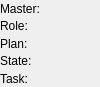
The window that alica_client/src/alica/AlicaWidget.ui (dasys-lab/alica-essentials) describes before a commit, drawn with Qt 5.
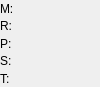
The same window after the commit.

What changed in the file:
```diff
--- a/alica_client/src/alica/AlicaWidget.ui
+++ b/alica_client/src/alica/AlicaWidget.ui
@@ -21,13 +21,13 @@
   </property>
   <property name="minimumSize">
    <size>
-    <width>50</width>
+    <width>100</width>
     <height>50</height>
    </size>
   </property>
   <property name="maximumSize">
    <size>
-    <width>300</width>
+    <width>100</width>
     <height>87</height>
    </size>
   </property>
@@ -80,7 +80,7 @@
        </property>
        <property name="maximumSize">
         <size>
-         <width>85</width>
+         <width>20</width>
          <height>18</height>
         </size>
        </property>
@@ -88,7 +88,7 @@
         <number>0</number>
        </property>
        <property name="text">
-        <string>Master:</string>
+        <string>M:</string>
        </property>
       </widget>
      </item>
@@ -96,7 +96,7 @@
       <widget class="QLabel" name="roleLbl">
        <property name="maximumSize">
         <size>
-         <width>35</width>
+         <width>20</width>
          <height>18</height>
         </size>
        </property>
@@ -104,7 +104,7 @@
         <number>0</number>
        </property>
        <property name="text">
-        <string>Role:</string>
+        <string>R:</string>
        </property>
       </widget>
      </item>
@@ -112,7 +112,7 @@
       <widget class="QLabel" name="planLbl">
        <property name="maximumSize">
         <size>
-         <width>35</width>
+         <width>20</width>
          <height>18</height>
         </size>
        </property>
@@ -120,7 +120,7 @@
         <number>0</number>
        </property>
        <property name="text">
-        <string>Plan:</string>
+        <string>P:</string>
        </property>
       </widget>
      </item>
@@ -128,7 +128,7 @@
       <widget class="QLabel" name="stateLbl">
        <property name="maximumSize">
         <size>
-         <width>40</width>
+         <width>20</width>
          <height>18</height>
         </size>
        </property>
@@ -136,7 +136,7 @@
         <number>0</number>
        </property>
        <property name="text">
-        <string>State:</string>
+        <string>S:</string>
        </property>
       </widget>
      </item>
@@ -144,7 +144,7 @@
       <widget class="QLabel" name="taskLbl">
        <property name="maximumSize">
         <size>
-         <width>35</width>
+         <width>20</width>
          <height>18</height>
         </size>
        </property>
@@ -152,7 +152,7 @@
         <number>0</number>
        </property>
        <property name="text">
-        <string>Task:</string>
+        <string>T:</string>
        </property>
       </widget>
      </item>
@@ -164,7 +164,7 @@
       <number>0</number>
      </property>
      <property name="sizeConstraint">
-      <enum>QLayout::SetMinimumSize</enum>
+      <enum>QLayout::SetDefaultConstraint</enum>
      </property>
      <item>
       <widget class="QLabel" name="masterPlanVal">
```
Left out of the diff: 15 changed lines with no effect on the pictures.
